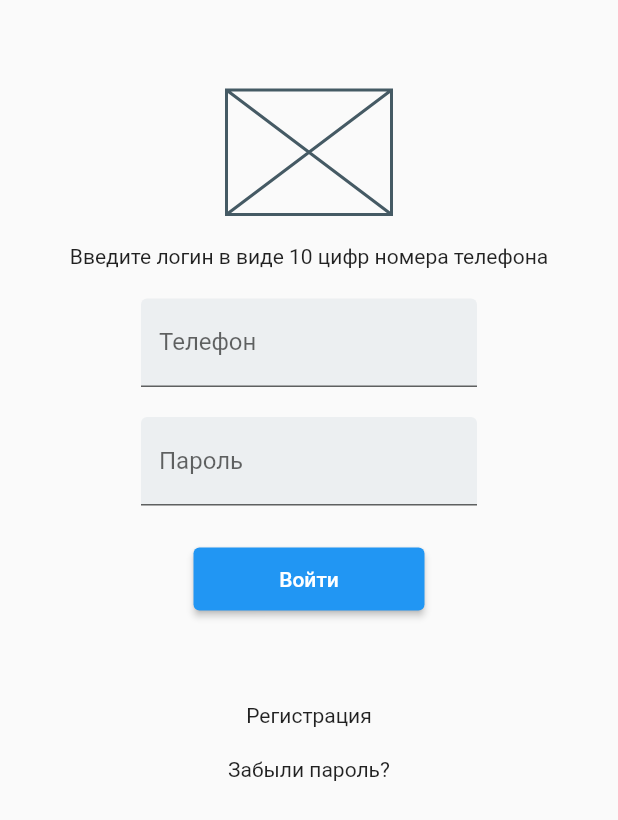
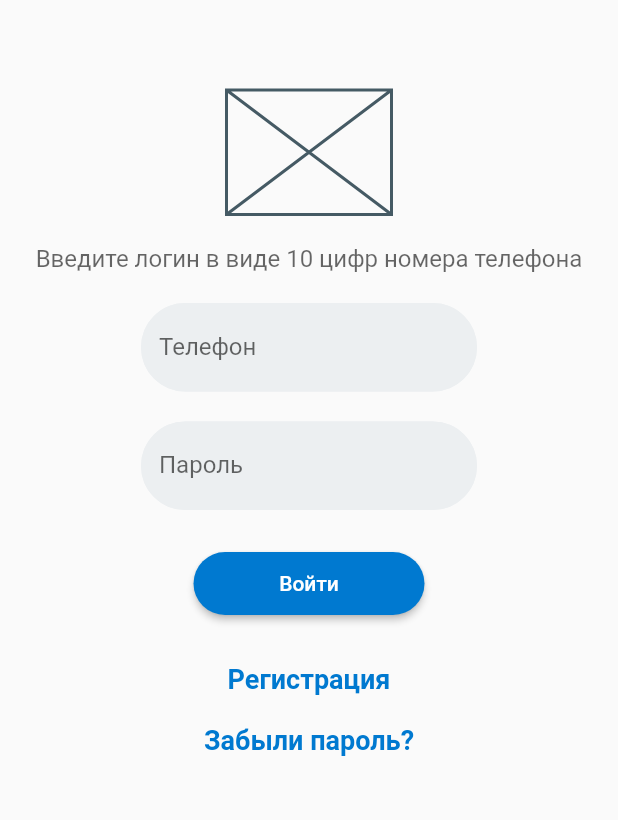
Before and after one commit to LeushD/auth_page, a Flutter app: the screen it shows after launch, on a phone screen of 412 x 824 dp. Shown: the top 820 px of the screen. Run offline on Flutter 3.47's test engine with Material 2 defaults, Android fonts, the phone set to English and light mode, and no system bars.

Commit message:
Добавлена стилизация виджетов формы авторизации

```diff
--- a/lib/main.dart
+++ b/lib/main.dart
@@ -10,6 +10,16 @@ class MyApp extends StatelessWidget {
   // This widget is the root of your application.
   @override
   Widget build(BuildContext context) {
+    const borderStyle = OutlineInputBorder(
+      borderRadius: BorderRadius.all(Radius.circular(36)),
+      borderSide: BorderSide(
+        color: const Color(0xFFeceff1),width: 2));
+    const linkTextStyle = TextStyle(
+    fontSize: 18,
+    fontWeight: FontWeight.bold,
+    color: Color(0xFF0079D0)
+    );
+
     return MaterialApp(
       home: Scaffold(
           body: Container(
@@ -18,13 +28,16 @@ class MyApp extends StatelessWidget {
               SizedBox(height: 60,),
               SizedBox(width:110, height: 83,child: Placeholder(),),
               SizedBox(height: 20,),
-              Text('Введите логин в виде 10 цифр номера телефона'),
+              Text('Введите логин в виде 10 цифр номера телефона',
+              style: TextStyle(fontSize: 16, color: Color.fromRGBO(0, 0, 0, 0.6)),),
               SizedBox(height: 20,),
               const SizedBox(width: 224,
                 child: TextField(
                   decoration: InputDecoration(
                     filled: true,
                     fillColor: Color(0xFFeceff1),
+                    enabledBorder: borderStyle,
+                    focusedBorder: borderStyle,
                     labelText: 'Телефон',
                 ),
               ),
@@ -36,16 +49,29 @@ class MyApp extends StatelessWidget {
                   decoration: InputDecoration(
                     filled: true,
                     fillColor: Color(0xFFeceff1),
+                    enabledBorder: borderStyle,
+                    focusedBorder: borderStyle,
                     labelText: 'Пароль',
                   ),
                 ),
               ),
               SizedBox(height: 28,),
-              SizedBox(width: 154, height: 42,child: ElevatedButton(onPressed: () {}, child: Text('Войти'))),
-              SizedBox(height: 62,),
-              InkWell(child: Text('Регистрация'), onTap: () {}),
+              SizedBox(width: 154, height: 42,child:
+               ElevatedButton(onPressed: () {},
+                  child: Text('Войти'),
+                  style: ElevatedButton.styleFrom(
+                    primary: Color(0xFF0079D0),
+                    shape: RoundedRectangleBorder(
+                      borderRadius: BorderRadius.circular(36.0),
+                    ),
+                  ),
+                )
+              ),
+              SizedBox(height: 32,),
+              InkWell(child: const Text('Регистрация', style: linkTextStyle,),
+                  onTap: () {}),
               SizedBox(height: 20,),
-              InkWell(child: Text('Забыли пароль?'), onTap: () {}),
+              InkWell(child: Text('Забыли пароль?', style: linkTextStyle,), onTap: () {}),
 
             ],),
       )
```
